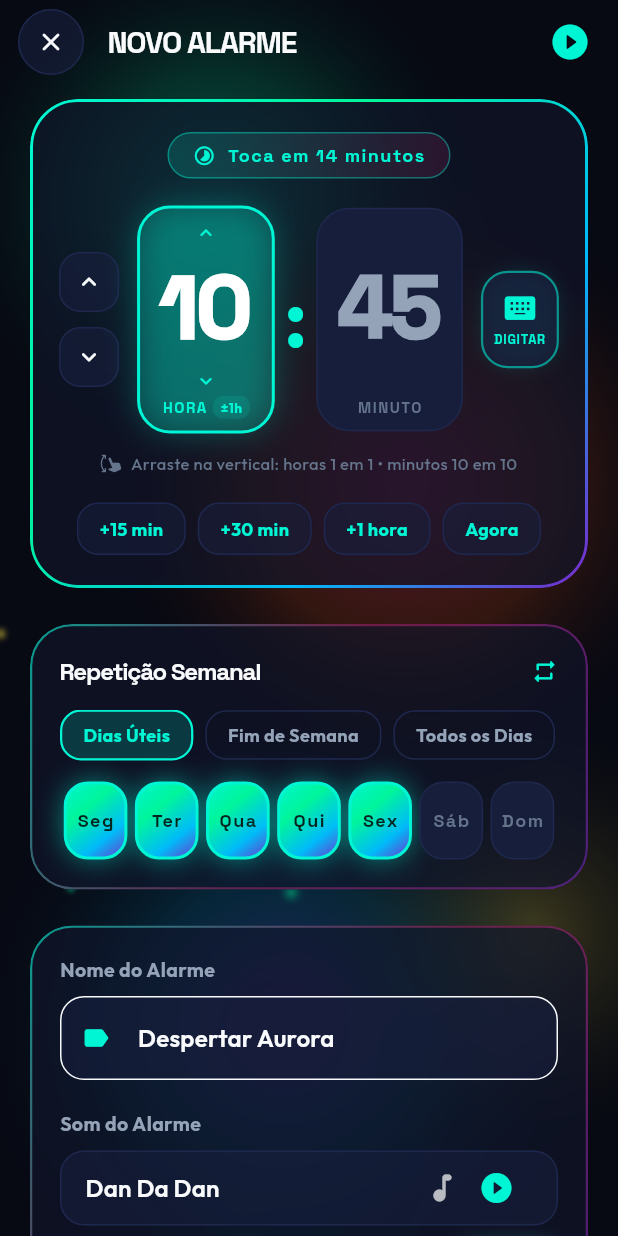
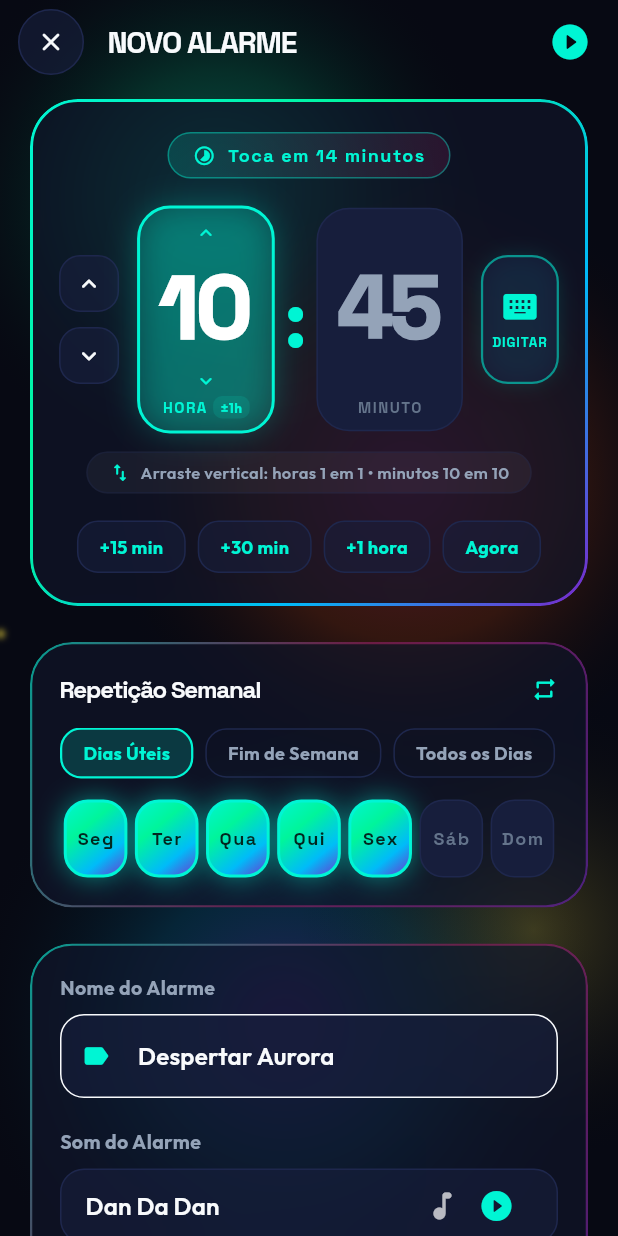
Before and after one commit to NathanAlbuquerque/aurora-alarme, a Flutter app: the AddEditAlarmScreen screen opened directly, on a phone screen of 412 x 824 dp. Run offline on Flutter 3.47's test engine with Material 3 defaults, Android fonts, the phone set to English and light mode, and no system bars; drawn by our look-alikes of flutter_animate; our stand-ins replace flutter_local_notifications, flutter_riverpod, google_fonts, just_audio, permission_handler, shared_preferences; missing offline and left inert: android_alarm_manager_plus, audio_session; accounts and stored records are empty.

Commit message:
:lipstick: polish: aprimorar detalhes visuais do seletor e botoes da tela de disparo

```diff
--- a/lib/features/alarm/presentation/screens/alarm_ringing_screen.dart
+++ b/lib/features/alarm/presentation/screens/alarm_ringing_screen.dart
@@ -553,16 +553,16 @@ class _AlarmRingingScreenState extends State<AlarmRingingScreen>
       scale: _isSnoozePressed ? 0.95 : 1.0,
       duration: const Duration(milliseconds: 120),
       curve: Curves.easeOutCubic,
-      child: Listener(
-        onPointerDown: (_) {
+      child: GestureDetector(
+        onTapDown: (_) {
           HapticFeedback.lightImpact();
           setState(() => _isSnoozePressed = true);
         },
-        onPointerUp: (_) {
+        onTapUp: (_) {
           setState(() => _isSnoozePressed = false);
           _handleSnooze();
         },
-        onPointerCancel: (_) => setState(() => _isSnoozePressed = false),
+        onTapCancel: () => setState(() => _isSnoozePressed = false),
         child: Container(
           height: 64,
           width: double.infinity,
--- a/lib/features/alarm/presentation/widgets/hold_to_dismiss_button.dart
+++ b/lib/features/alarm/presentation/widgets/hold_to_dismiss_button.dart
@@ -118,7 +118,11 @@ class _HoldToDismissButtonState extends State<HoldToDismissButton>
               ),
               child: ClipRRect(
                 borderRadius: BorderRadius.circular(34),
-                child: Stack(
+                child: LayoutBuilder(
+                  builder: (context, constraints) {
+                    final buttonWidth = constraints.maxWidth;
+
+                    return Stack(
                       fit: StackFit.expand,
                       children: [
                         // Background base
@@ -157,9 +161,9 @@ class _HoldToDismissButtonState extends State<HoldToDismissButton>
                           ),
 
                         // Particle shimmer spark on the charging head
-                    if (progress > 0.02 && progress < 0.98)
+                        if (!widget.isLocked && progress > 0.02 && progress < 0.98)
                           Positioned(
-                        left: (MediaQuery.of(context).size.width - 48) * progress - 16,
+                            left: (buttonWidth * progress - 14).clamp(0.0, buttonWidth - 28),
                             top: 0,
                             bottom: 0,
                             child: Container(
@@ -220,6 +224,8 @@ class _HoldToDismissButtonState extends State<HoldToDismissButton>
                       ),
                     ),
                   ],
+                );
+              },
             ),
               ),
             ),
--- a/lib/features/alarm/presentation/widgets/interactive_time_selector.dart
+++ b/lib/features/alarm/presentation/widgets/interactive_time_selector.dart
@@ -286,29 +286,38 @@ class _InteractiveTimeSelectorState extends State<InteractiveTimeSelector> {
 
           const SizedBox(height: 12),
 
-          // Micro gesture helper text
-          Row(
-            mainAxisAlignment: MainAxisAlignment.center,
+          // Micro gesture helper pill
+          Container(
+            padding: const EdgeInsets.symmetric(horizontal: 14, vertical: 5),
+            decoration: BoxDecoration(
+              color: (isDark ? Colors.white : Colors.black).withAlpha(12),
+              borderRadius: BorderRadius.circular(16),
+              border: Border.all(
+                color: (isDark ? AppColors.darkBorder : AppColors.lightBorder)
+                    .withAlpha(90),
+              ),
+            ),
+            child: Row(
+              mainAxisSize: MainAxisSize.min,
               children: [
                 Icon(
-                Icons.swipe_vertical_rounded,
-                size: 14,
-                color: (isDark
-                    ? AppColors.darkTextMuted
-                    : AppColors.lightTextMuted),
+                  Icons.swap_vert_rounded,
+                  size: 15,
+                  color: isDark ? AppColors.neonCyan : const Color(0xFF00796B),
                 ),
                 const SizedBox(width: 6),
                 Text(
-                'Arraste na vertical: horas 1 em 1 • minutos 10 em 10',
+                  'Arraste vertical: horas 1 em 1 • minutos 10 em 10',
                   style: TextStyle(
                     fontSize: 11,
-                  fontWeight: FontWeight.w500,
-                  color: (isDark
-                      ? AppColors.darkTextMuted
-                      : AppColors.lightTextMuted),
+                    fontWeight: FontWeight.w600,
+                    color: isDark
+                        ? AppColors.darkTextSecondary
+                        : AppColors.lightTextSecondary,
                   ),
                 ),
               ],
+            ),
           ),
 
           const SizedBox(height: 18),
@@ -579,7 +588,9 @@ class _StepperButton extends StatelessWidget {
           borderRadius: BorderRadius.circular(14),
           splashColor: AppColors.neonCyan.withAlpha(40),
           child: Container(
-            padding: const EdgeInsets.all(9),
+            width: 40,
+            height: 38,
+            alignment: Alignment.center,
             decoration: BoxDecoration(
               color: (isDark
                       ? AppColors.darkSurfaceElevated
@@ -627,7 +638,8 @@ class _KeyboardEntryButton extends StatelessWidget {
             highlightColor: AppColors.neonCyan.withAlpha(25),
             child: Container(
               width: 52,
-              padding: const EdgeInsets.symmetric(vertical: 12, horizontal: 4),
+              height: 86,
+              padding: const EdgeInsets.symmetric(vertical: 8, horizontal: 4),
               decoration: BoxDecoration(
                 color: (isDark
                         ? AppColors.darkSurfaceElevated
@@ -643,8 +655,8 @@ class _KeyboardEntryButton extends StatelessWidget {
                 boxShadow: isDark
                     ? [
                         BoxShadow(
-                          color: AppColors.neonCyan.withAlpha(40),
-                          blurRadius: 10,
+                          color: AppColors.neonCyan.withAlpha(45),
+                          blurRadius: 12,
                           spreadRadius: -2,
                         ),
                       ]
@@ -662,19 +674,19 @@ class _KeyboardEntryButton extends StatelessWidget {
                 children: [
                   Icon(
                     Icons.keyboard_alt_rounded,
-                    size: 22,
+                    size: 24,
                     color: isDark
                         ? AppColors.neonCyan
                         : const Color(0xFF00796B),
                   ),
-                  const SizedBox(height: 4),
+                  const SizedBox(height: 5),
                   Text(
                     'DIGITAR',
                     textAlign: TextAlign.center,
                     style: GoogleFonts.spaceGrotesk(
-                      fontSize: 8.5,
+                      fontSize: 9,
                       fontWeight: FontWeight.w800,
-                      letterSpacing: 0.5,
+                      letterSpacing: 0.6,
                       color: isDark
                           ? AppColors.neonCyan
                           : const Color(0xFF00796B),
```
Lines whose indentation alone changed are shown as unchanged.
